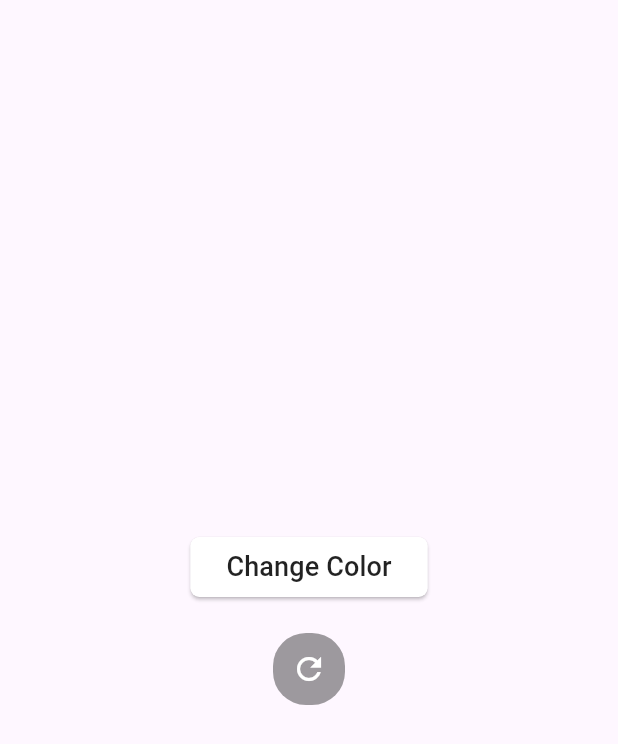
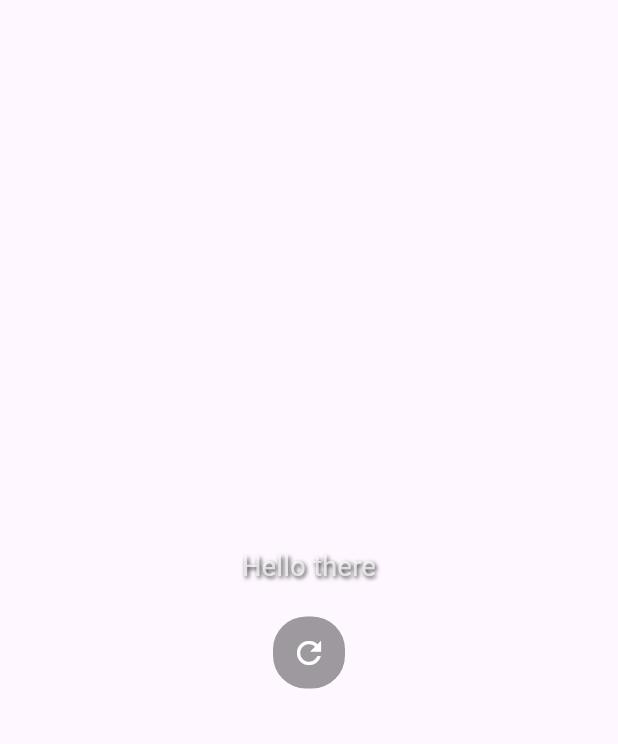
Before and after one commit to OlenaFedna/change_color, a Flutter app: the screen it shows after launch, on a phone screen of 412 x 824 dp. Shown: the top 744 px of the screen. Run offline on Flutter 3.47's test engine with Material 3 defaults, Android fonts, the phone set to English and light mode, and no system bars.

Commit message:
update logic from change color button to Hello there tap outside update test

```diff
--- a/lib/constants/text_strings.dart
+++ b/lib/constants/text_strings.dart
@@ -1,4 +1,4 @@
 class TextStrings {
-  static const String changeColorButtonText = 'Change Color';
+  static const String helloThereButtonText = 'Hello there';
   static const String colorAppTitle = 'Color App';
 }
--- a/lib/constants/ui_constants.dart
+++ b/lib/constants/ui_constants.dart
@@ -7,11 +7,12 @@ class UIConstants {
   static const double defaultButtonHeight = 44.0;
   static const double iconSize = 24.0;
   // Colors
-  static const Color defaultTextColor = Colors.black87;
+  static const Color defaultTextColor = Colors.white70;
   static const Color defaultButtonColor = Colors.white;
   static const Color defaultBackgroundColor = Colors.black38;
+  static const Color defaultTextBackgroundColor = Colors.black87;
 }
 
 class KeyConstants {
-  static const String changeColorButton = 'changeColorButton';
+  static const String resetColorButton = 'changeColorButton';
 }
--- a/lib/view/first_screen/color_provider.dart
+++ b/lib/view/first_screen/color_provider.dart
@@ -2,7 +2,7 @@ import 'package:change_color_protas/utils/random_helper.dart';
 import 'package:flutter/material.dart';
 
 class ColorProvider extends ChangeNotifier {
-  Color? _backgroundColor;
+  Color? _backgroundColor = Colors.transparent;
 
   Color? get backgroundColor => _backgroundColor;
 
@@ -12,7 +12,7 @@ class ColorProvider extends ChangeNotifier {
   }
 
   void resetColor() {
-    _backgroundColor = null;
+    _backgroundColor = Colors.transparent;
     notifyListeners();
   }
 }
--- a/lib/view/first_screen/first_screen.dart
+++ b/lib/view/first_screen/first_screen.dart
@@ -1,6 +1,6 @@
+import 'package:change_color_protas/constants/text_strings.dart';
 import 'package:change_color_protas/constants/ui_constants.dart';
 import 'package:change_color_protas/view/first_screen/color_provider.dart';
-import 'package:change_color_protas/view/first_screen/widgets/change_color_button.dart';
 import 'package:change_color_protas/view/first_screen/widgets/reset_color_button.dart';
 import 'package:flutter/material.dart';
 import 'package:provider/provider.dart';
@@ -16,24 +16,34 @@ class FirstScreen extends StatelessWidget {
     );
 
     return Scaffold(
-      body: Container(
-        color: backgroundColor,
-        alignment: Alignment.center,
-        child: Column(
-          mainAxisAlignment: MainAxisAlignment.center,
-          children: [
-            const ChangeColorButton(),
-            const SizedBox(height: UIConstants.defaultSpace),
-            DecoratedBox(
-              decoration: BoxDecoration(
-                color: UIConstants.defaultBackgroundColor,
-                borderRadius: BorderRadius.circular(
-                  UIConstants.defaultButtonHeight / 2,
+      body: GestureDetector(
+        onTap: () {
+          context.read<ColorProvider>().changeColor();
+        },
+        child: Container(
+          color: backgroundColor,
+          alignment: Alignment.center,
+          child: const Column(
+            mainAxisAlignment: MainAxisAlignment.center,
+            children: [
+              Text(
+                TextStrings.helloThereButtonText,
+                style: TextStyle(
+                  fontSize: UIConstants.defaultFontSize,
+                  color: UIConstants.defaultTextColor,
+                  shadows: <Shadow>[
+                    Shadow(
+                      offset: Offset(1.0, 1.0),
+                      blurRadius: 3.0,
+                      color: UIConstants.defaultTextBackgroundColor,
+                    ),
+                  ],
                 ),
               ),
-              child: const ResetColorButton(),
-            ),
-          ],
+              SizedBox(height: UIConstants.defaultSpace),
+              ResetColorButton(),
+            ],
+          ),
         ),
       ),
     );
--- a/lib/view/first_screen/widgets/change_color_button.dart
+++ /dev/null
@@ -1,32 +0,0 @@
-import 'package:change_color_protas/constants/text_strings.dart';
-import 'package:change_color_protas/constants/ui_constants.dart';
-import 'package:change_color_protas/view/first_screen/color_provider.dart';
-import 'package:flutter/material.dart';
-import 'package:provider/provider.dart';
-
-class ChangeColorButton extends StatelessWidget {
-  const ChangeColorButton({super.key});
-
-  @override
-  Widget build(BuildContext context) {
-    return ElevatedButton(
-      key: const Key(KeyConstants.changeColorButton),
-      style: ElevatedButton.styleFrom(
-        backgroundColor: UIConstants.defaultButtonColor,
-        shape: RoundedRectangleBorder(
-          borderRadius: BorderRadius.circular(UIConstants.defaultCornerRadius),
-        ),
-      ),
-      onPressed: () {
-        context.read<ColorProvider>().changeColor();
-      },
-      child: const Text(
-        TextStrings.changeColorButtonText,
-        style: TextStyle(
-          fontSize: UIConstants.defaultFontSize,
-          color: UIConstants.defaultTextColor,
-        ),
-      ),
-    );
-  }
-}
--- a/lib/view/first_screen/widgets/reset_color_button.dart
+++ b/lib/view/first_screen/widgets/reset_color_button.dart
@@ -8,7 +8,15 @@ class ResetColorButton extends StatelessWidget {
 
   @override
   Widget build(BuildContext context) {
-    return IconButton(
+    return DecoratedBox(
+      decoration: BoxDecoration(
+        color: UIConstants.defaultBackgroundColor,
+        borderRadius: BorderRadius.circular(
+          UIConstants.defaultButtonHeight / 2,
+        ),
+      ),
+      child: IconButton(
+        key: const Key(KeyConstants.resetColorButton),
         iconSize: UIConstants.defaultButtonHeight,
         color: UIConstants.defaultTextColor,
         icon: const Icon(
@@ -19,6 +27,7 @@ class ResetColorButton extends StatelessWidget {
         onPressed: () {
           context.read<ColorProvider>().resetColor();
         },
+      ),
     );
   }
 }
```
Also changed, not shown: 1 other file. Lines whose indentation alone changed are shown as unchanged.
